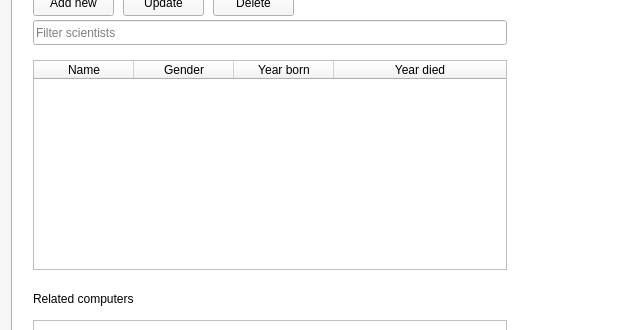
The window that mainwindow.ui (Hopur-50/Verkefni3) describes before a commit, drawn with Qt 5; both pictures show x 0 to 634 and y 94 to 424 of the 1319 by 771 pixel window.
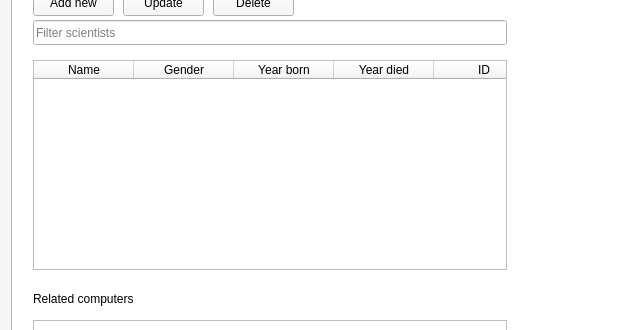
The same window after the commit.

Commit message: edit sci displaying correctly

Patch:
```diff
--- a/mainwindow.ui
+++ b/mainwindow.ui
@@ -613,6 +613,11 @@
           <string>Year died</string>
          </property>
         </column>
+        <column>
+         <property name="text">
+          <string>ID</string>
+         </property>
+        </column>
        </widget>
        <widget class="QTableView" name="relatedComputers">
         <property name="geometry">
```
Left out of the diff: 7 changed lines with no effect on the pictures.
